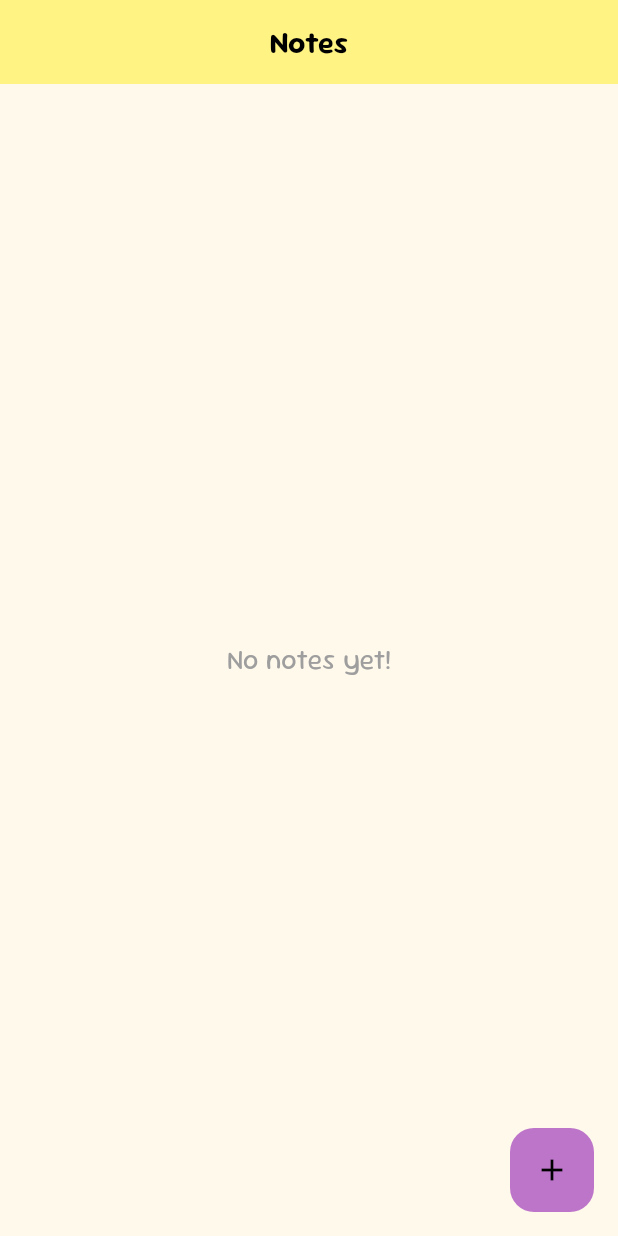
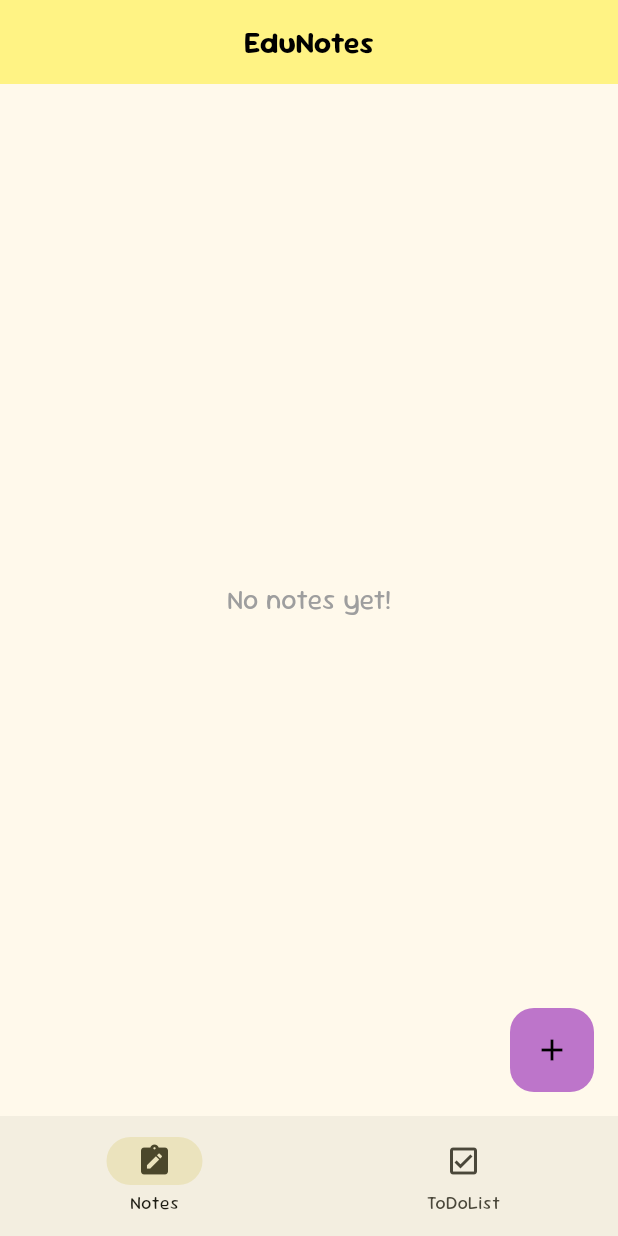
Before and after one commit to farrelputras/fp_tekber_kel4_notes, a Flutter app: the HomeScreen screen opened directly, on a phone screen of 412 x 824 dp. Run offline on Flutter 3.47's test engine with Material 3 defaults, Android fonts, the phone set to English and light mode, and no system bars; our stand-ins replace get.

Commit message:
navbar - onyx

```diff
--- a/lib/screens/home_screen.dart
+++ b/lib/screens/home_screen.dart
@@ -1,17 +1,22 @@
 import 'package:flutter/material.dart';
 import 'package:fp_tekber_kel4_notes/screens/add_note_screen.dart';
+import 'package:get/get.dart';
 
 class HomeScreen extends StatelessWidget {
   const HomeScreen({super.key});
 
   @override
   Widget build(BuildContext context) {
+    final controller = Get.put(NavController());
+
     return Scaffold(
+      //Start AppBar
       appBar: AppBar(
-        backgroundColor: const Color.fromARGB(255, 255, 243, 132), // Warna kuning untuk AppBar
+        backgroundColor: const Color.fromARGB(
+            255, 255, 243, 132), // Warna kuning untuk AppBar
         centerTitle: true, // Teks judul di tengah
         title: const Text(
-          'Notes',
+          'EduNotes',
           style: TextStyle(
             color: Colors.black, // Teks warna hitam
             fontSize: 20,
@@ -19,6 +24,19 @@ class HomeScreen extends StatelessWidget {
           ),
         ),
       ),
+      //Start NavBar
+      bottomNavigationBar: Obx(() => NavigationBar(
+            selectedIndex: controller.selectedIndex.value,
+            onDestinationSelected: (index) =>
+                controller.selectedIndex.value = index,
+            destinations: const [
+              NavigationDestination(icon: Icon(Icons.note_alt), label: 'Notes'),
+              NavigationDestination(
+                  icon: Icon(Icons.check_box_outlined), label: 'ToDoList')
+            ],
+          )),
+
+      //Start ActionButton
       floatingActionButton: FloatingActionButton(
         backgroundColor: const Color.fromARGB(255, 189, 117, 202),
         elevation: 0,
@@ -47,3 +65,7 @@ class HomeScreen extends StatelessWidget {
     );
   }
 }
+
+class NavController extends GetxController {
+  final Rx<int> selectedIndex = 0.obs;
+}
--- a/pubspec.yaml
+++ b/pubspec.yaml
@@ -12,6 +12,7 @@ dependencies:
     sdk: flutter
   cupertino_icons: ^1.0.8
   google_fonts: ^2.1.0
+  get: ^4.6.6
 
 dev_dependencies:
   flutter_test:
```
Also changed, not shown: lib/widget/custAppBar.dart (+20 -20 lines), lib/widget/custIcon.dart (+23 -23 lines), lib/widget/notes_body.dart (+21 -21 lines), pubspec.lock. Lines whose indentation alone changed are shown as unchanged.
